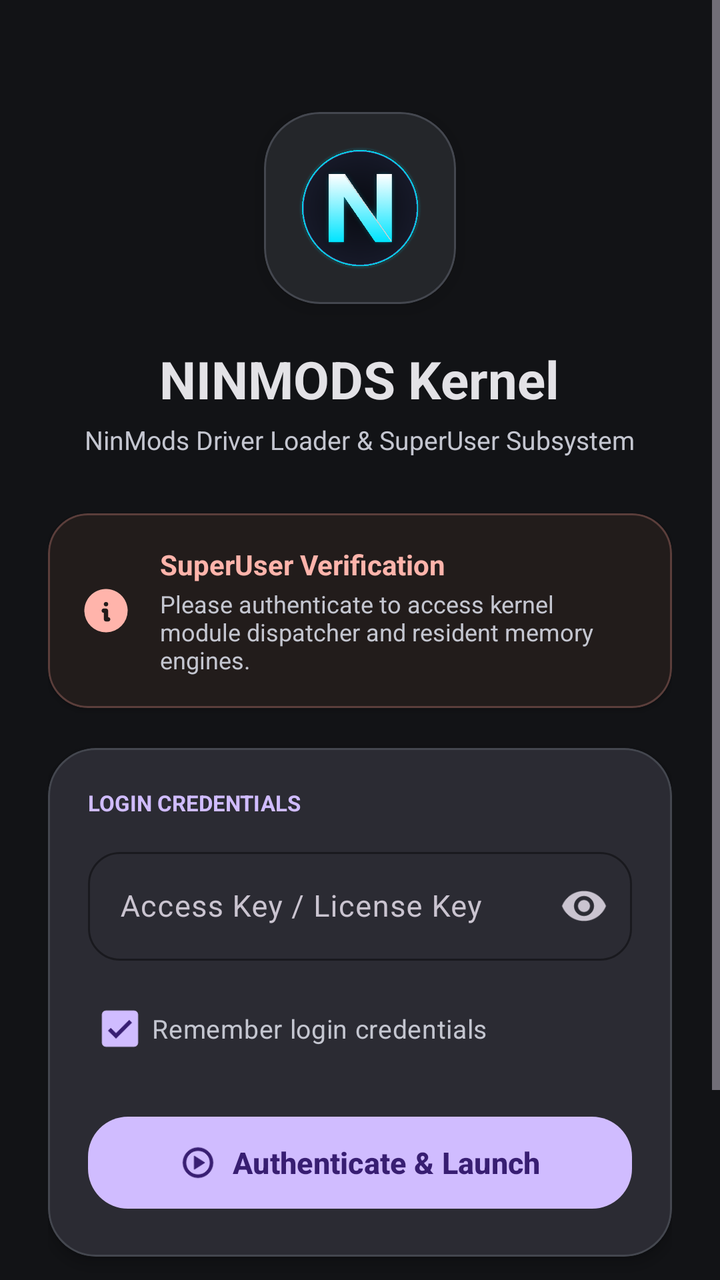
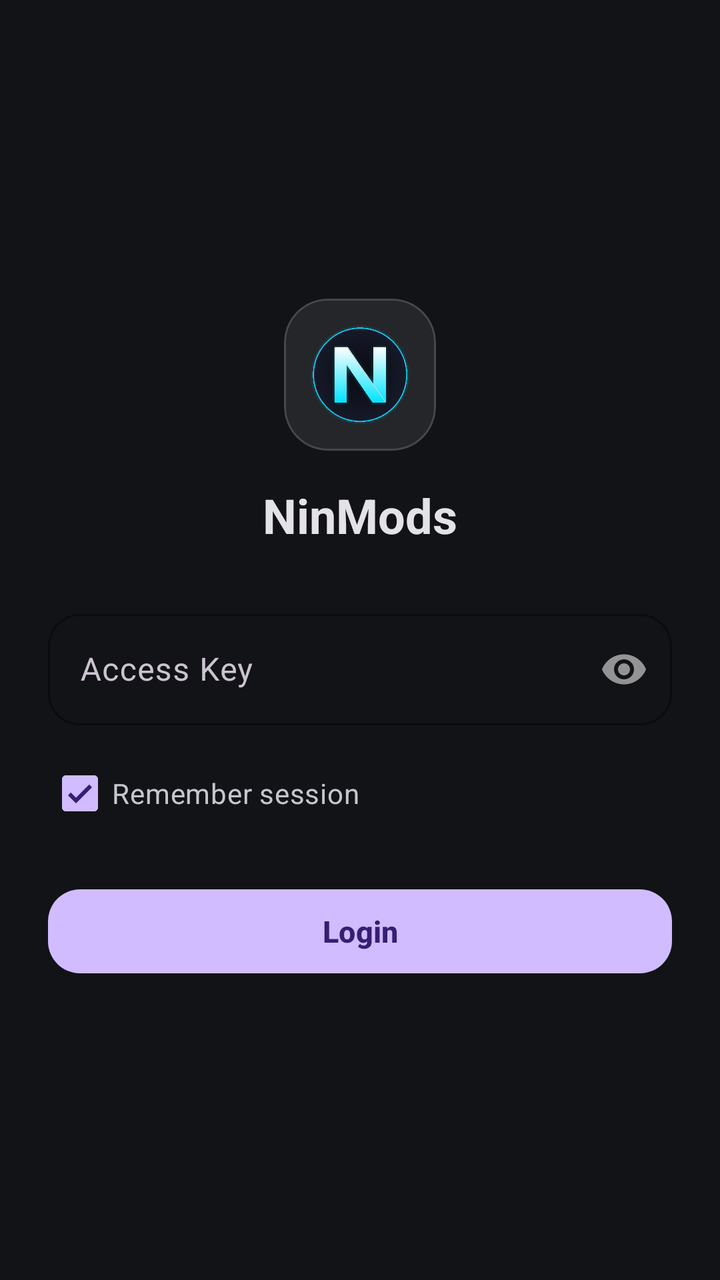

Compare the two renders of this Android layout. The source of the first and the diff that turns it into the second are given below.
<!-- AndroidManifest.xml: application theme Theme.DriverLoader -->
<!-- res/layout/activity_login.xml -->
<?xml version="1.0" encoding="utf-8"?>
<ScrollView xmlns:android="http://schemas.android.com/apk/res/android"
    xmlns:app="http://schemas.android.com/apk/res-auto"
    android:layout_width="match_parent"
    android:layout_height="match_parent"
    android:background="@color/apatch_background"
    android:fillViewport="true">

    <LinearLayout
        android:layout_width="match_parent"
        android:layout_height="wrap_content"
        android:orientation="vertical"
        android:gravity="center_horizontal"
        android:paddingHorizontal="24dp"
        android:paddingTop="56dp"
        android:paddingBottom="32dp">

        
        <com.google.android.material.card.MaterialCardView
            android:layout_width="96dp"
            android:layout_height="96dp"
            app:cardCornerRadius="28dp"
            app:cardBackgroundColor="@color/apatch_surface_variant"
            app:strokeColor="@color/apatch_outline"
            app:strokeWidth="1dp"
            app:cardElevation="6dp">

            <ImageView
                android:layout_width="match_parent"
                android:layout_height="match_parent"
                android:padding="16dp"
                android:src="@drawable/logo_n"
                android:contentDescription="NINMODS Logo" />
        </com.google.android.material.card.MaterialCardView>

        
        <TextView
            android:layout_width="wrap_content"
            android:layout_height="wrap_content"
            android:layout_marginTop="20dp"
            android:text="NINMODS Kernel"
            android:textColor="@color/apatch_text_primary"
            android:textSize="26sp"
            android:textStyle="bold" />

        <TextView
            android:layout_width="wrap_content"
            android:layout_height="wrap_content"
            android:layout_marginTop="4dp"
            android:text="NinMods Driver Loader &amp; SuperUser Subsystem"
            android:textColor="@color/apatch_text_secondary"
            android:textSize="13sp"
            android:textAlignment="center" />

        
        <com.google.android.material.card.MaterialCardView
            android:layout_width="match_parent"
            android:layout_height="wrap_content"
            android:layout_marginTop="28dp"
            app:cardCornerRadius="20dp"
            app:cardBackgroundColor="#221C1B"
            app:strokeColor="#5B3E3B"
            app:strokeWidth="1dp"
            app:cardElevation="2dp">

            <LinearLayout
                android:layout_width="match_parent"
                android:layout_height="wrap_content"
                android:orientation="horizontal"
                android:gravity="center_vertical"
                android:padding="16dp">

                <ImageView
                    android:layout_width="26dp"
                    android:layout_height="26dp"
                    android:src="@drawable/info_circle_filled"
                    app:tint="@color/apatch_error" />

                <LinearLayout
                    android:layout_width="0dp"
                    android:layout_height="wrap_content"
                    android:layout_marginStart="14dp"
                    android:layout_weight="1"
                    android:orientation="vertical">

                    <TextView
                        android:layout_width="wrap_content"
                        android:layout_height="wrap_content"
                        android:text="SuperUser Verification"
                        android:textColor="@color/apatch_error"
                        android:textSize="14sp"
                        android:textStyle="bold" />

                    <TextView
                        android:layout_width="wrap_content"
                        android:layout_height="wrap_content"
                        android:layout_marginTop="2dp"
                        android:text="Please authenticate to access kernel module dispatcher and resident memory engines."
                        android:textColor="@color/apatch_text_secondary"
                        android:textSize="12sp" />
                </LinearLayout>
            </LinearLayout>
        </com.google.android.material.card.MaterialCardView>

        
        <com.google.android.material.card.MaterialCardView
            android:layout_width="match_parent"
            android:layout_height="wrap_content"
            android:layout_marginTop="20dp"
            app:cardCornerRadius="24dp"
            app:cardBackgroundColor="@color/apatch_surface"
            app:strokeColor="@color/apatch_outline"
            app:strokeWidth="1dp"
            app:cardElevation="4dp">

            <LinearLayout
                android:layout_width="match_parent"
                android:layout_height="wrap_content"
                android:orientation="vertical"
                android:padding="20dp">

                <TextView
                    android:layout_width="wrap_content"
                    android:layout_height="wrap_content"
                    android:text="LOGIN CREDENTIALS"
                    android:textColor="@color/apatch_primary"
                    android:textSize="11sp"
                    android:textStyle="bold" />

                
                <com.google.android.material.textfield.TextInputLayout
                    android:id="@+id/tilAccessKey"
                    style="@style/Widget.Material3.TextInputLayout.OutlinedBox"
                    android:layout_width="match_parent"
                    android:layout_height="wrap_content"
                    android:layout_marginTop="12dp"
                    android:hint="Access Key / License Key"
                    app:boxCornerRadiusBottomEnd="16dp"
                    app:boxCornerRadiusBottomStart="16dp"
                    app:boxCornerRadiusTopEnd="16dp"
                    app:boxCornerRadiusTopStart="16dp"
                    app:boxStrokeColor="@color/apatch_primary"
                    app:hintTextColor="@color/apatch_primary"
                    app:endIconMode="password_toggle">

                    <com.google.android.material.textfield.TextInputEditText
                        android:id="@+id/etAccessKey"
                        android:layout_width="match_parent"
                        android:layout_height="wrap_content"
                        android:inputType="textPassword"
                        android:textColor="@color/apatch_text_primary"
                        android:textSize="15sp" />
                </com.google.android.material.textfield.TextInputLayout>

                
                <com.google.android.material.checkbox.MaterialCheckBox
                    android:id="@+id/cbRemember"
                    android:layout_width="wrap_content"
                    android:layout_height="wrap_content"
                    android:layout_marginTop="10dp"
                    android:checked="true"
                    android:text="Remember login credentials"
                    android:textColor="@color/apatch_text_secondary"
                    android:textSize="13sp" />

                
                <com.google.android.material.button.MaterialButton
                    android:id="@+id/btnLogin"
                    android:layout_width="match_parent"
                    android:layout_height="54dp"
                    android:layout_marginTop="16dp"
                    android:text="Authenticate &amp; Launch"
                    android:textColor="@color/apatch_on_primary"
                    android:textSize="15sp"
                    android:textStyle="bold"
                    app:backgroundTint="@color/apatch_primary"
                    app:cornerRadius="20dp"
                    app:icon="@drawable/play_circle"
                    app:iconGravity="textStart"
                    app:iconTint="@color/apatch_on_primary" />

            </LinearLayout>
        </com.google.android.material.card.MaterialCardView>

        
        <LinearLayout
            android:layout_width="wrap_content"
            android:layout_height="wrap_content"
            android:layout_marginTop="32dp"
            android:orientation="horizontal"
            android:gravity="center_vertical"
            android:background="@drawable/apatch_pill_selected"
            android:paddingHorizontal="16dp"
            android:paddingVertical="8dp">

            <View
                android:layout_width="8dp"
                android:layout_height="8dp"
                android:background="@drawable/apatch_dot_online" />

            <TextView
                android:layout_width="wrap_content"
                android:layout_height="wrap_content"
                android:layout_marginStart="8dp"
                android:text="NinMods Engine Active • GKI Ready"
                android:textColor="@color/apatch_primary"
                android:textSize="12sp"
                android:fontFamily="monospace" />
        </LinearLayout>

        <TextView
            android:layout_width="wrap_content"
            android:layout_height="wrap_content"
            android:layout_marginTop="12dp"
            android:text="Version 1.0.0 (Official Build)"
            android:textColor="#666666"
            android:textSize="11sp" />

    </LinearLayout>
</ScrollView>
<!-- resources referenced by this layout -->
<resources>
  <color name="apatch_background">#121316</color>
  <color name="apatch_error">#FFB4AB</color>
  <color name="apatch_on_primary">#381E72</color>
  <color name="apatch_outline">#44474F</color>
  <color name="apatch_primary">#D0BCFF</color>
  <color name="apatch_surface">#1A1C1E</color>
  <color name="apatch_surface_variant">#24262A</color>
  <color name="apatch_text_primary">#E3E2E6</color>
  <color name="apatch_text_secondary">#C4C6D0</color>
  <!-- drawable apatch_dot_online (drawable) -->
  <?xml version="1.0" encoding="utf-8"?>
  <shape xmlns:android="http://schemas.android.com/apk/res/android"
      android:shape="oval">
      <solid android:color="@color/apatch_success" />
      <size android:width="8dp" android:height="8dp" />
  </shape>
  <!-- drawable apatch_pill_selected (drawable) -->
  <?xml version="1.0" encoding="utf-8"?>
  <shape xmlns:android="http://schemas.android.com/apk/res/android"
      android:shape="rectangle">
      <corners android:radius="26dp" />
      <solid android:color="#3C4453" />
  </shape>
  <!-- drawable info_circle_filled (drawable) -->
  <vector xmlns:android="http://schemas.android.com/apk/res/android"
      android:width="24dp"
      android:height="24dp"
      android:viewportWidth="24"
      android:viewportHeight="24">
      <path
          android:pathData="M12,2c5.523,0 10,4.477 10,10a10,10 0,0 1,-19.995 0.324l-0.005,-0.324l0.004,-0.28c0.148,-5.393 4.566,-9.72 9.996,-9.72zM12,11h-1l-0.117,0.007a1,1 0,0 0,0 1.986l0.117,0.007v3l0.007,0.117a1,1 0,0 0,0.876 0.876l0.117,0.007h1l0.117,-0.007a1,1 0,0 0,0.876 -0.876l0.007,-0.117l-0.007,-0.117a1,1 0,0 0,-0.764 -0.857l-0.112,-0.02l-0.117,-0.006v-3l-0.007,-0.117a1,1 0,0 0,-0.876 -0.876l-0.117,-0.007zM12.01,8l-0.127,0.007a1,1 0,0 0,0 1.986l0.117,0.007l0.127,-0.007a1,1 0,0 0,0 -1.986l-0.117,-0.007z"
          android:strokeLineJoin="round"
          android:strokeWidth="0"
          android:fillColor="#ffff"
          android:strokeLineCap="round"/>
  </vector>
  <!-- drawable logo_n: png bitmap (drawable, 69006 bytes) -->
  <!-- drawable play_circle (drawable) -->
  <vector xmlns:android="http://schemas.android.com/apk/res/android"
      android:width="24dp"
      android:height="24dp"
      android:viewportWidth="960"
      android:viewportHeight="960">
    <path
        android:pathData="m380,660 l280,-180 -280,-180v360ZM480,880q-83,0 -156,-31.5T197,763q-54,-54 -85.5,-127T80,480q0,-83 31.5,-156T197,197q54,-54 127,-85.5T480,80q83,0 156,31.5T763,197q54,54 85.5,127T880,480q0,83 -31.5,156T763,763q-54,54 -127,85.5T480,880ZM480,800q134,0 227,-93t93,-227q0,-134 -93,-227t-227,-93q-134,0 -227,93t-93,227q0,134 93,227t227,93ZM480,480Z"
        android:fillColor="#1f1f1f"
        android:strokeColor="#ffffffff"/>
  </vector>
  <style name="Theme.DriverLoader" parent="Theme.Material3.Dark.NoActionBar">
          <item name="android:statusBarColor">@color/apatch_background</item>
          <item name="android:navigationBarColor">@color/apatch_surface</item>
          <item name="android:windowBackground">@color/apatch_background</item>
          <item name="colorPrimary">@color/apatch_primary</item>
          <item name="colorSecondary">@color/apatch_secondary</item>
          <item name="colorSurface">@color/apatch_surface</item>
          <item name="colorOutline">@color/apatch_outline</item>
      </style>
  <color name="apatch_success">#81C784</color>
  <color name="apatch_secondary">#CCC2DC</color>
</resources>

<!-- the commit's change to res/layout/activity_login.xml (unified diff, before → after) -->
@@ -1,220 +1,85 @@
 <?xml version="1.0" encoding="utf-8"?>
-<ScrollView xmlns:android="http://schemas.android.com/apk/res/android"
+<LinearLayout xmlns:android="http://schemas.android.com/apk/res/android"
     xmlns:app="http://schemas.android.com/apk/res-auto"
     android:layout_width="match_parent"
     android:layout_height="match_parent"
     android:background="@color/apatch_background"
-    android:fillViewport="true">
+    android:orientation="vertical"
+    android:gravity="center"
+    android:padding="24dp">
 
-    <LinearLayout
+    
+    <com.google.android.material.card.MaterialCardView
+        android:layout_width="76dp"
+        android:layout_height="76dp"
+        app:cardCornerRadius="22dp"
+        app:cardBackgroundColor="@color/apatch_surface_variant"
+        app:strokeColor="@color/apatch_outline"
+        app:strokeWidth="1dp">
+
+        <ImageView
+            android:layout_width="match_parent"
+            android:layout_height="match_parent"
+            android:padding="12dp"
+            android:src="@drawable/logo_n" />
+    </com.google.android.material.card.MaterialCardView>
+
+    
+    <TextView
+        android:layout_width="wrap_content"
+        android:layout_height="wrap_content"
+        android:layout_marginTop="16dp"
+        android:text="NinMods"
+        android:textColor="@color/apatch_text_primary"
+        android:textSize="24sp"
+        android:textStyle="bold" />
+
+    
+    <com.google.android.material.textfield.TextInputLayout
+        android:id="@+id/tilAccessKey"
         android:layout_width="match_parent"
         android:layout_height="wrap_content"
-        android:orientation="vertical"
-        android:gravity="center_horizontal"
-        android:paddingHorizontal="24dp"
-        android:paddingTop="56dp"
-        android:paddingBottom="32dp">
+        android:layout_marginTop="28dp"
+        android:hint="Access Key"
+        app:boxCornerRadiusTopStart="16dp"
+        app:boxCornerRadiusTopEnd="16dp"
+        app:boxCornerRadiusBottomStart="16dp"
+        app:boxCornerRadiusBottomEnd="16dp"
+        app:boxStrokeColor="@color/apatch_primary"
+        app:hintTextColor="@color/apatch_primary"
+        app:passwordToggleEnabled="true"
+        style="@style/Widget.Material3.TextInputLayout.OutlinedBox">
 
-        
-        <com.google.android.material.card.MaterialCardView
-            android:layout_width="96dp"
-            android:layout_height="96dp"
-            app:cardCornerRadius="28dp"
-            app:cardBackgroundColor="@color/apatch_surface_variant"
-            app:strokeColor="@color/apatch_outline"
-            app:strokeWidth="1dp"
-            app:cardElevation="6dp">
-
-            <ImageView
-                android:layout_width="match_parent"
-                android:layout_height="match_parent"
-                android:padding="16dp"
-                android:src="@drawable/logo_n"
-                android:contentDescription="NINMODS Logo" />
-        </com.google.android.material.card.MaterialCardView>
-
-        
-        <TextView
-            android:layout_width="wrap_content"
-            android:layout_height="wrap_content"
-            android:layout_marginTop="20dp"
-            android:text="NINMODS Kernel"
-            android:textColor="@color/apatch_text_primary"
-            android:textSize="26sp"
-            android:textStyle="bold" />
-
-        <TextView
-            android:layout_width="wrap_content"
-            android:layout_height="wrap_content"
-            android:layout_marginTop="4dp"
-            android:text="NinMods Driver Loader &amp; SuperUser Subsystem"
-            android:textColor="@color/apatch_text_secondary"
-            android:textSize="13sp"
-            android:textAlignment="center" />
-
-        
-        <com.google.android.material.card.MaterialCardView
+        <com.google.android.material.textfield.TextInputEditText
+            android:id="@+id/etAccessKey"
             android:layout_width="match_parent"
             android:layout_height="wrap_content"
-            android:layout_marginTop="28dp"
-            app:cardCornerRadius="20dp"
-            app:cardBackgroundColor="#221C1B"
-            app:strokeColor="#5B3E3B"
-            app:strokeWidth="1dp"
-            app:cardElevation="2dp">
+            android:inputType="textPassword"
+            android:textColor="@color/apatch_text_primary"
+            android:singleLine="true" />
+    </com.google.android.material.textfield.TextInputLayout>
 
-            <LinearLayout
-                android:layout_width="match_parent"
-                android:layout_height="wrap_content"
-                android:orientation="horizontal"
-                android:gravity="center_vertical"
-                android:padding="16dp">
+    
+    <CheckBox
+        android:id="@+id/cbRemember"
+        android:layout_width="match_parent"
+        android:layout_height="wrap_content"
+        android:layout_marginTop="10dp"
+        android:text="Remember session"
+        android:textColor="@color/apatch_text_secondary"
+        android:checked="true" />
 
-                <ImageView
-                    android:layout_width="26dp"
-                    android:layout_height="26dp"
-                    android:src="@drawable/info_circle_filled"
-                    app:tint="@color/apatch_error" />
+    
+    <com.google.android.material.button.MaterialButton
+        android:id="@+id/btnLogin"
+        android:layout_width="match_parent"
+        android:layout_height="50dp"
+        android:layout_marginTop="20dp"
+        android:text="Login"
+        android:textColor="@color/apatch_on_primary"
+        android:textSize="15sp"
+        android:textStyle="bold"
+        app:cornerRadius="16dp"
+        app:backgroundTint="@color/apatch_primary" />
 
-                <LinearLayout
-                    android:layout_width="0dp"
-                    android:layout_height="wrap_content"
-                    android:layout_marginStart="14dp"
-                    android:layout_weight="1"
-                    android:orientation="vertical">
-
-                    <TextView
-                        android:layout_width="wrap_content"
-                        android:layout_height="wrap_content"
-                        android:text="SuperUser Verification"
-                        android:textColor="@color/apatch_error"
-                        android:textSize="14sp"
-                        android:textStyle="bold" />
-
-                    <TextView
-                        android:layout_width="wrap_content"
-                        android:layout_height="wrap_content"
-                        android:layout_marginTop="2dp"
-                        android:text="Please authenticate to access kernel module dispatcher and resident memory engines."
-                        android:textColor="@color/apatch_text_secondary"
-                        android:textSize="12sp" />
-                </LinearLayout>
-            </LinearLayout>
-        </com.google.android.material.card.MaterialCardView>
-
-        
-        <com.google.android.material.card.MaterialCardView
-            android:layout_width="match_parent"
-            android:layout_height="wrap_content"
-            android:layout_marginTop="20dp"
-            app:cardCornerRadius="24dp"
-            app:cardBackgroundColor="@color/apatch_surface"
-            app:strokeColor="@color/apatch_outline"
-            app:strokeWidth="1dp"
-            app:cardElevation="4dp">
-
-            <LinearLayout
-                android:layout_width="match_parent"
-                android:layout_height="wrap_content"
-                android:orientation="vertical"
-                android:padding="20dp">
-
-                <TextView
-                    android:layout_width="wrap_content"
-                    android:layout_height="wrap_content"
-                    android:text="LOGIN CREDENTIALS"
-                    android:textColor="@color/apatch_primary"
-                    android:textSize="11sp"
-                    android:textStyle="bold" />
-
-                
-                <com.google.android.material.textfield.TextInputLayout
-                    android:id="@+id/tilAccessKey"
-                    style="@style/Widget.Material3.TextInputLayout.OutlinedBox"
-                    android:layout_width="match_parent"
-                    android:layout_height="wrap_content"
-                    android:layout_marginTop="12dp"
-                    android:hint="Access Key / License Key"
-                    app:boxCornerRadiusBottomEnd="16dp"
-                    app:boxCornerRadiusBottomStart="16dp"
-                    app:boxCornerRadiusTopEnd="16dp"
-                    app:boxCornerRadiusTopStart="16dp"
-                    app:boxStrokeColor="@color/apatch_primary"
-                    app:hintTextColor="@color/apatch_primary"
-                    app:endIconMode="password_toggle">
-
-                    <com.google.android.material.textfield.TextInputEditText
-                        android:id="@+id/etAccessKey"
-                        android:layout_width="match_parent"
-                        android:layout_height="wrap_content"
-                        android:inputType="textPassword"
-                        android:textColor="@color/apatch_text_primary"
-                        android:textSize="15sp" />
-                </com.google.android.material.textfield.TextInputLayout>
-
-                
-                <com.google.android.material.checkbox.MaterialCheckBox
-                    android:id="@+id/cbRemember"
-                    android:layout_width="wrap_content"
-                    android:layout_height="wrap_content"
-                    android:layout_marginTop="10dp"
-                    android:checked="true"
-                    android:text="Remember login credentials"
-                    android:textColor="@color/apatch_text_secondary"
-                    android:textSize="13sp" />
-
-                
-                <com.google.android.material.button.MaterialButton
-                    android:id="@+id/btnLogin"
-                    android:layout_width="match_parent"
-                    android:layout_height="54dp"
-                    android:layout_marginTop="16dp"
-                    android:text="Authenticate &amp; Launch"
-                    android:textColor="@color/apatch_on_primary"
-                    android:textSize="15sp"
-                    android:textStyle="bold"
-                    app:backgroundTint="@color/apatch_primary"
-                    app:cornerRadius="20dp"
-                    app:icon="@drawable/play_circle"
-                    app:iconGravity="textStart"
-                    app:iconTint="@color/apatch_on_primary" />
-
-            </LinearLayout>
-        </com.google.android.material.card.MaterialCardView>
-
-        
-        <LinearLayout
-            android:layout_width="wrap_content"
-            android:layout_height="wrap_content"
-            android:layout_marginTop="32dp"
-            android:orientation="horizontal"
-            android:gravity="center_vertical"
-            android:background="@drawable/apatch_pill_selected"
-            android:paddingHorizontal="16dp"
-            android:paddingVertical="8dp">
-
-            <View
-                android:layout_width="8dp"
-                android:layout_height="8dp"
-                android:background="@drawable/apatch_dot_online" />
-
-            <TextView
-                android:layout_width="wrap_content"
-                android:layout_height="wrap_content"
-                android:layout_marginStart="8dp"
-                android:text="NinMods Engine Active • GKI Ready"
-                android:textColor="@color/apatch_primary"
-                android:textSize="12sp"
-                android:fontFamily="monospace" />
-        </LinearLayout>
-
-        <TextView
-            android:layout_width="wrap_content"
-            android:layout_height="wrap_content"
-            android:layout_marginTop="12dp"
-            android:text="Version 1.0.0 (Official Build)"
-            android:textColor="#666666"
-            android:textSize="11sp" />
-
-    </LinearLayout>
-</ScrollView>
+</LinearLayout>
<!-- resource entries referenced after the edit -->
@@ -1,7 +1,6 @@
 <!-- resources referenced by this layout -->
 <resources>
   <color name="apatch_background">#121316</color>
-  <color name="apatch_error">#FFB4AB</color>
   <color name="apatch_on_primary">#381E72</color>
   <color name="apatch_outline">#44474F</color>
   <color name="apatch_primary">#D0BCFF</color>
@@ -9,45 +8,7 @@
   <color name="apatch_surface_variant">#24262A</color>
   <color name="apatch_text_primary">#E3E2E6</color>
   <color name="apatch_text_secondary">#C4C6D0</color>
-  <!-- drawable apatch_dot_online (drawable) -->
-  <?xml version="1.0" encoding="utf-8"?>
-  <shape xmlns:android="http://schemas.android.com/apk/res/android"
-      android:shape="oval">
-      <solid android:color="@color/apatch_success" />
-      <size android:width="8dp" android:height="8dp" />
-  </shape>
-  <!-- drawable apatch_pill_selected (drawable) -->
-  <?xml version="1.0" encoding="utf-8"?>
-  <shape xmlns:android="http://schemas.android.com/apk/res/android"
-      android:shape="rectangle">
-      <corners android:radius="26dp" />
-      <solid android:color="#3C4453" />
-  </shape>
-  <!-- drawable info_circle_filled (drawable) -->
-  <vector xmlns:android="http://schemas.android.com/apk/res/android"
-      android:width="24dp"
-      android:height="24dp"
-      android:viewportWidth="24"
-      android:viewportHeight="24">
-      <path
-          android:pathData="M12,2c5.523,0 10,4.477 10,10a10,10 0,0 1,-19.995 0.324l-0.005,-0.324l0.004,-0.28c0.148,-5.393 4.566,-9.72 9.996,-9.72zM12,11h-1l-0.117,0.007a1,1 0,0 0,0 1.986l0.117,0.007v3l0.007,0.117a1,1 0,0 0,0.876 0.876l0.117,0.007h1l0.117,-0.007a1,1 0,0 0,0.876 -0.876l0.007,-0.117l-0.007,-0.117a1,1 0,0 0,-0.764 -0.857l-0.112,-0.02l-0.117,-0.006v-3l-0.007,-0.117a1,1 0,0 0,-0.876 -0.876l-0.117,-0.007zM12.01,8l-0.127,0.007a1,1 0,0 0,0 1.986l0.117,0.007l0.127,-0.007a1,1 0,0 0,0 -1.986l-0.117,-0.007z"
-          android:strokeLineJoin="round"
-          android:strokeWidth="0"
-          android:fillColor="#ffff"
-          android:strokeLineCap="round"/>
-  </vector>
   <!-- drawable logo_n: png bitmap (drawable, 69006 bytes) -->
-  <!-- drawable play_circle (drawable) -->
-  <vector xmlns:android="http://schemas.android.com/apk/res/android"
-      android:width="24dp"
-      android:height="24dp"
-      android:viewportWidth="960"
-      android:viewportHeight="960">
-    <path
-        android:pathData="m380,660 l280,-180 -280,-180v360ZM480,880q-83,0 -156,-31.5T197,763q-54,-54 -85.5,-127T80,480q0,-83 31.5,-156T197,197q54,-54 127,-85.5T480,80q83,0 156,31.5T763,197q54,54 85.5,127T880,480q0,83 -31.5,156T763,763q-54,54 -127,85.5T480,880ZM480,800q134,0 227,-93t93,-227q0,-134 -93,-227t-227,-93q-134,0 -227,93t-93,227q0,134 93,227t227,93ZM480,480Z"
-        android:fillColor="#1f1f1f"
-        android:strokeColor="#ffffffff"/>
-  </vector>
   <style name="Theme.DriverLoader" parent="Theme.Material3.Dark.NoActionBar">
           <item name="android:statusBarColor">@color/apatch_background</item>
           <item name="android:navigationBarColor">@color/apatch_surface</item>
@@ -57,7 +18,6 @@
           <item name="colorSurface">@color/apatch_surface</item>
           <item name="colorOutline">@color/apatch_outline</item>
       </style>
-  <color name="apatch_success">#81C784</color>
   <color name="apatch_secondary">#CCC2DC</color>
 </resources>
 
